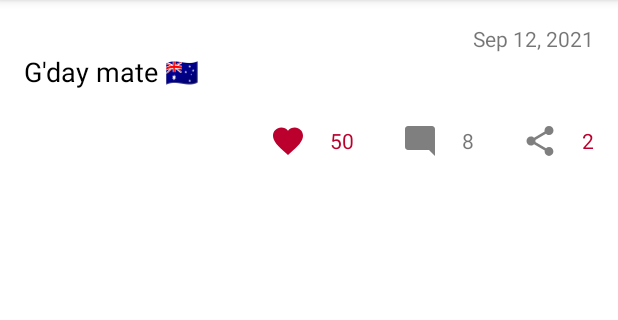
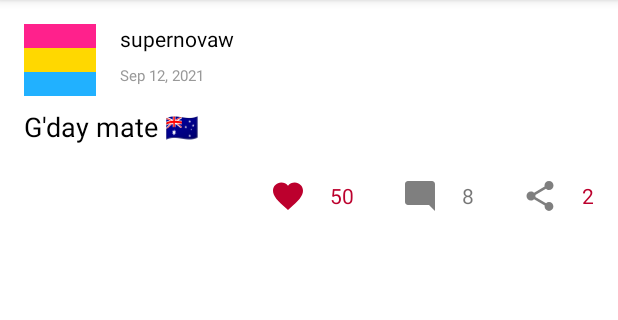
Before and after one commit to supernovaw/kt-ex-3, an Android app: the screen it shows after launch (MainActivity), on a phone screen of 412 x 824 dp, the part 84-404 px from its top. Run offline under Robolectric (Android 15) with nearby library versions, the phone set to English and light mode, and no system bars.

Commit message:
Profile pictures and names added (Task 2)

```diff
--- a/app/src/main/java/com/example/ktex3/MainActivity.kt
+++ b/app/src/main/java/com/example/ktex3/MainActivity.kt
@@ -13,6 +13,8 @@ class MainActivity : AppCompatActivity() {
 		setContentView(R.layout.activity_main)
 
 		val post = Post(
+			"supernovaw",
+			R.drawable.panpfp,
 			"G'day mate \uD83C\uDDE6\uD83C\uDDFA",
 			"Sep 12, 2021",
 			likes = 50,
@@ -26,6 +28,8 @@ class MainActivity : AppCompatActivity() {
 	}
 
 	private fun initPost(p: Post, v: View) {
+		v.findViewById<TextView>(R.id.post_author).text = p.authorName
+		v.findViewById<ImageView>(R.id.post_profile_picture).setImageResource(p.profilePicture)
 		v.findViewById<TextView>(R.id.post_content_text).text = p.textContent
 		v.findViewById<TextView>(R.id.post_date).text = p.date
 
--- a/app/src/main/java/com/example/ktex3/Post.kt
+++ b/app/src/main/java/com/example/ktex3/Post.kt
@@ -1,6 +1,8 @@
 package com.example.ktex3
 
 class Post(
+	val authorName: String,
+	val profilePicture: Int,
 	val textContent: String,
 	val date: String,
 	val likes: Int,
--- /dev/null
+++ b/app/src/main/res/drawable/panpfp.xml
@@ -0,0 +1,15 @@
+<vector xmlns:android="http://schemas.android.com/apk/res/android"
+	android:width="200dp"
+	android:height="200dp"
+	android:viewportWidth="480"
+	android:viewportHeight="480">
+	<path
+		android:fillColor="#21b1ff"
+		android:pathData="M0,0h480v480H0z" />
+	<path
+		android:fillColor="#ffd800"
+		android:pathData="M0,0h480v320H0z" />
+	<path
+		android:fillColor="#ff218c"
+		android:pathData="M0,0h480v160H0z" />
+</vector>
--- a/app/src/main/res/layout/activity_main.xml
+++ b/app/src/main/res/layout/activity_main.xml
@@ -6,28 +6,52 @@
 	android:layout_height="match_parent"
 	tools:context=".MainActivity">
 
+	<ImageView
+		android:id="@+id/post_profile_picture"
+		android:layout_width="48dp"
+		android:layout_height="48dp"
+		android:layout_marginStart="16dp"
+		android:layout_marginTop="16dp"
+		app:layout_constraintStart_toStartOf="parent"
+		app:layout_constraintTop_toTopOf="parent"
+		app:srcCompat="@drawable/ic_launcher_foreground"
+		tools:ignore="ContentDescription" />
+
+	<TextView
+		android:id="@+id/post_author"
+		android:layout_width="wrap_content"
+		android:layout_height="wrap_content"
+		android:layout_marginStart="16dp"
+		android:textColor="@color/black"
+		app:layout_constraintStart_toEndOf="@+id/post_profile_picture"
+		app:layout_constraintTop_toTopOf="@+id/post_profile_picture"
+		tools:text="An individual" />
+
+	<TextView
+		android:id="@+id/post_date"
+		android:layout_width="wrap_content"
+		android:layout_height="wrap_content"
+		android:layout_marginStart="16dp"
+		android:layout_marginTop="8dp"
+		android:textColor="#999"
+		android:textSize="10sp"
+		app:layout_constraintStart_toEndOf="@+id/post_profile_picture"
+		app:layout_constraintTop_toBottomOf="@+id/post_author"
+		tools:text="Sep 12, 2021" />
+
 	<TextView
 		android:id="@+id/post_content_text"
 		android:layout_width="0dp"
 		android:layout_height="wrap_content"
 		android:layout_marginStart="16dp"
+		android:layout_marginTop="8dp"
 		android:layout_marginEnd="16dp"
 		android:textColor="@color/black"
 		android:textSize="18sp"
 		app:layout_constraintEnd_toEndOf="parent"
 		app:layout_constraintStart_toStartOf="parent"
-		app:layout_constraintTop_toBottomOf="@+id/post_date"
+		app:layout_constraintTop_toBottomOf="@+id/post_profile_picture"
 		tools:text="This was a very happy day that a great thing happened!" />
-
-	<TextView
-		android:id="@+id/post_date"
-		android:layout_width="wrap_content"
-		android:layout_height="wrap_content"
-		android:layout_marginTop="16dp"
-		android:layout_marginEnd="16dp"
-		app:layout_constraintEnd_toEndOf="parent"
-		app:layout_constraintTop_toTopOf="parent"
-		tools:text="Sep 12, 2021" />
 
 	<ImageView
 		android:id="@+id/post_like_icon"
@@ -91,4 +115,5 @@
 		app:layout_constraintEnd_toEndOf="parent"
 		app:layout_constraintTop_toBottomOf="@+id/post_content_text"
 		tools:text="2" />
+
 </androidx.constraintlayout.widget.ConstraintLayout>
```
